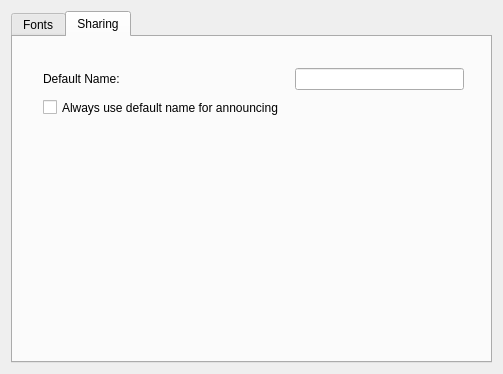
Above: preferencesdialog.ui from obiwankennedy/cahootseditor before the change. Below: the same form after it.
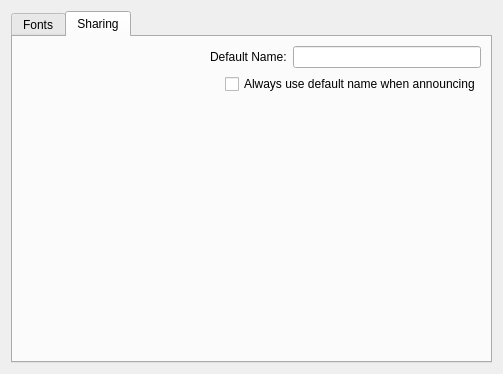
That is the form after the change. The open tabs and pages were chosen to show the change.

Commit message: Handling for default names now happens in the preferences dialog. Still don't save between sessions.

What changed in the file:
```diff
--- a/preferencesdialog.ui
+++ b/preferencesdialog.ui
@@ -13,8 +13,8 @@
   <property name="windowTitle">
    <string>Dialog</string>
   </property>
-  <layout class="QGridLayout" name="gridLayout">
-   <item row="0" column="0">
+  <layout class="QVBoxLayout" name="verticalLayout_2">
+   <item>
     <widget class="QTabWidget" name="tabWidget">
      <property name="currentIndex">
       <number>0</number>
@@ -26,7 +26,7 @@
       <attribute name="title">
        <string>Fonts</string>
       </attribute>
-      <widget class="QWidget" name="">
+      <widget class="QWidget" name="layoutWidget">
        <property name="geometry">
         <rect>
          <x>10</x>
@@ -217,29 +217,24 @@
       <attribute name="title">
        <string>Sharing</string>
       </attribute>
-      <widget class="QCheckBox" name="checkBox">
-       <property name="geometry">
-        <rect>
-         <x>30</x>
-         <y>60</y>
-         <width>291</width>
-         <height>21</height>
-        </rect>
-       </property>
-       <property name="text">
-        <string>Always use default name for announcing</string>
-       </property>
-      </widget>
-      <widget class="QWidget" name="layoutWidget">
-       <property name="geometry">
-        <rect>
-         <x>30</x>
-         <y>30</y>
-         <width>421</width>
-         <height>24</height>
-        </rect>
-       </property>
+      <layout class="QGridLayout" name="gridLayout">
+       <item row="0" column="0">
+        <layout class="QVBoxLayout" name="verticalLayout_3">
+         <item>
        <layout class="QHBoxLayout" name="horizontalLayout">
+           <item>
+            <spacer name="horizontalSpacer_2">
+             <property name="orientation">
+              <enum>Qt::Horizontal</enum>
+             </property>
+             <property name="sizeHint" stdset="0">
+              <size>
+               <width>40</width>
+               <height>20</height>
+              </size>
+             </property>
+            </spacer>
+           </item>
         <item>
          <widget class="QLabel" name="label_2">
           <property name="text">
@@ -247,24 +242,51 @@
           </property>
          </widget>
         </item>
-        <item>
-         <spacer name="horizontalSpacer_2">
-          <property name="orientation">
-           <enum>Qt::Horizontal</enum>
-          </property>
-          <property name="sizeHint" stdset="0">
-           <size>
-            <width>40</width>
-            <height>20</height>
-           </size>
-          </property>
-         </spacer>
-        </item>
         <item>
          <widget class="QLineEdit" name="defaultNameLineEdit"/>
         </item>
        </layout>
-      </widget>
+         </item>
+         <item>
+          <layout class="QHBoxLayout" name="horizontalLayout_3">
+           <item>
+            <spacer name="horizontalSpacer_3">
+             <property name="orientation">
+              <enum>Qt::Horizontal</enum>
+             </property>
+             <property name="sizeHint" stdset="0">
+              <size>
+               <width>40</width>
+               <height>20</height>
+              </size>
+             </property>
+            </spacer>
+           </item>
+           <item>
+            <widget class="QCheckBox" name="useDefaultNameCheckBox">
+             <property name="text">
+              <string>Always use default name when announcing</string>
+             </property>
+            </widget>
+           </item>
+          </layout>
+         </item>
+         <item>
+          <spacer name="verticalSpacer">
+           <property name="orientation">
+            <enum>Qt::Vertical</enum>
+           </property>
+           <property name="sizeHint" stdset="0">
+            <size>
+             <width>20</width>
+             <height>40</height>
+            </size>
+           </property>
+          </spacer>
+         </item>
+        </layout>
+       </item>
+      </layout>
      </widget>
     </widget>
    </item>
```
Left out of the diff: 2 changed lines with no effect on the pictures. Lines whose indentation alone changed are shown as unchanged. The commit also changes 4 other files.
